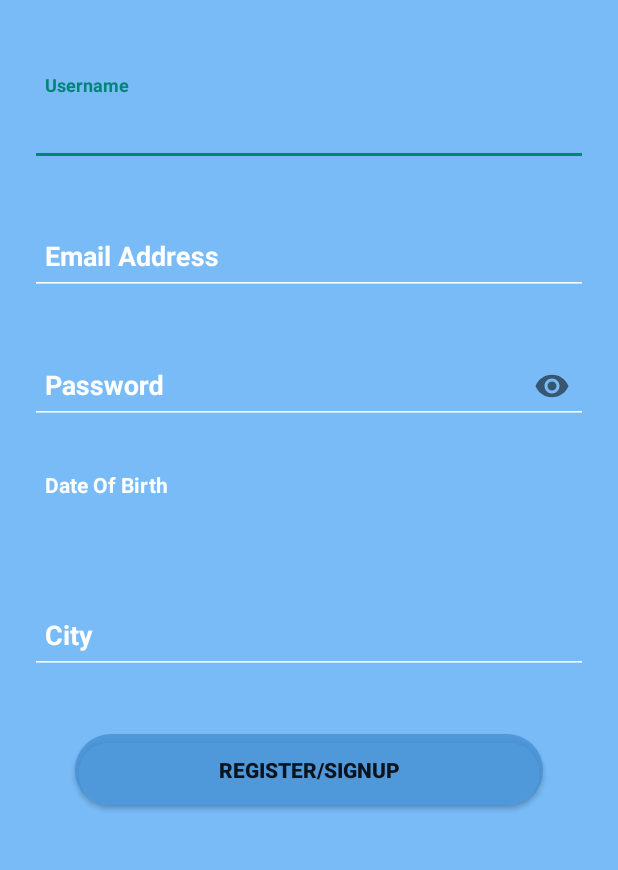
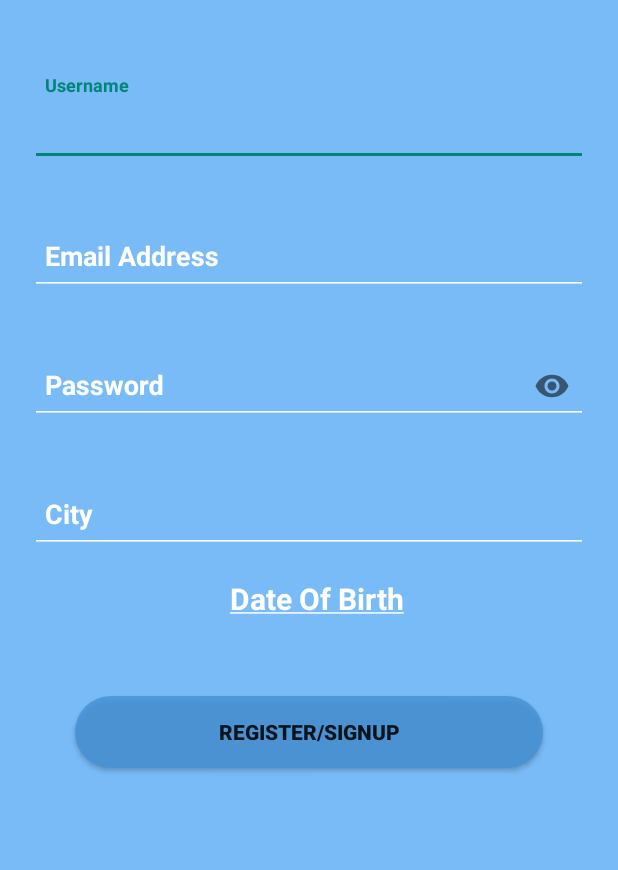
Before and after one commit to Karma8o1/FinalPrivate, an Android app: the signup screen opened directly, with no data from a screen before it, on a phone screen of 412 x 824 dp, the part 225-1095 px from its top. Run offline under Robolectric (Android 15) with nearby library versions, the phone set to English and light mode, and no system bars; our stand-ins replace Firebase (no records; nobody signed in at launch, a user with empty details on screens opened directly).

Commit message:
FINALIZING PROJECT

```diff
--- a/app/src/main/java/com/example/stc/signup.java
+++ b/app/src/main/java/com/example/stc/signup.java
@@ -3,6 +3,7 @@ package com.example.stc;
 import android.app.DatePickerDialog;
 import android.app.ProgressDialog;
 import android.content.Intent;
+import android.graphics.Paint;
 import android.os.Bundle;
 import android.text.TextUtils;
 import android.view.View;
@@ -43,6 +44,7 @@ public class signup extends AppCompatActivity implements View.OnClickListener, D
         progressDialog = new ProgressDialog(this);
         register = (Button)findViewById(R.id.register);
         DOB = (TextView) findViewById(R.id.DOB);
+        DOB.setPaintFlags(DOB.getPaintFlags() |   Paint.UNDERLINE_TEXT_FLAG);
         DOB.setOnClickListener(this);
         register.setOnClickListener(this);
     }
--- a/app/src/main/res/layout/activity_signup.xml
+++ b/app/src/main/res/layout/activity_signup.xml
@@ -98,37 +98,32 @@
                 android:textStyle="bold" />
         </com.google.android.material.textfield.TextInputLayout>
 
-        <com.google.android.material.textfield.TextInputLayout
-            android:id="@+id/dobs"
-            android:layout_width="500sp"
-            android:layout_height="wrap_content"
-            android:layout_marginTop="25sp"
-            android:layout_below="@id/pass"
-            android:autofillHints="false"
-            android:textColorHint="@color/white">
 
             <TextView
                 android:id="@+id/DOB"
                 android:layout_width="match_parent"
                 android:layout_height="50sp"
-                android:layout_below="@id/pass"
+                android:layout_below="@id/cities"
                 android:layout_marginStart="20sp"
+                android:background="@drawable/textfield"
                 android:layout_marginTop="5sp"
                 android:layout_marginEnd="20sp"
                 android:autofillHints="false"
-                android:backgroundTint="@color/white"
+                android:backgroundTint="#00FFFFFF"
                 android:hint="Date Of Birth"
                 android:inputType="textNoSuggestions"
                 android:paddingLeft="10sp"
                 android:textColorHint="@color/white"
-                android:textStyle="bold" />
-        </com.google.android.material.textfield.TextInputLayout>
+                android:textStyle="bold"
+                android:textSize="20sp"
+                android:gravity="center"
+                />
 
         <com.google.android.material.textfield.TextInputLayout
             android:id="@+id/cities"
             android:layout_width="500sp"
             android:layout_height="wrap_content"
-            android:layout_below="@id/dobs"
+            android:layout_below="@id/pass"
             android:layout_marginTop="25sp"
             android:autofillHints="false"
             android:textColorHint="@color/white">
@@ -137,7 +132,7 @@
                 android:id="@+id/city"
                 android:layout_width="match_parent"
                 android:layout_height="50sp"
-                android:layout_below="@id/dobs"
+                android:layout_below="@id/DOB"
                 android:layout_marginStart="20sp"
                 android:layout_marginTop="20sp"
                 android:layout_marginEnd="20sp"
@@ -154,7 +149,7 @@
         android:id="@+id/register"
         android:layout_width="match_parent"
         android:layout_height="wrap_content"
-        android:layout_below="@id/cities"
+        android:layout_below="@id/DOB"
         android:layout_marginStart="50sp"
         android:layout_marginTop="40dp"
         android:layout_marginEnd="50sp"
```
Also changed, not shown: app/src/main/res/layout/fragment_adding.xml (+6 -4 lines), app/src/main/res/layout/fragment_profile.xml (+9 -3 lines).
